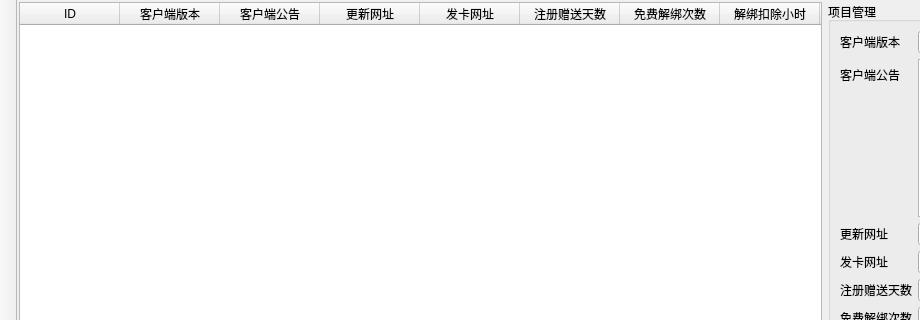
First picture: the form in ui/wnd_server.ui, repository decenfrontier/PyNetAuth, before the edit; both pictures show x 0 to 920 and y 0 to 320 of the 1097 by 633 pixel window.
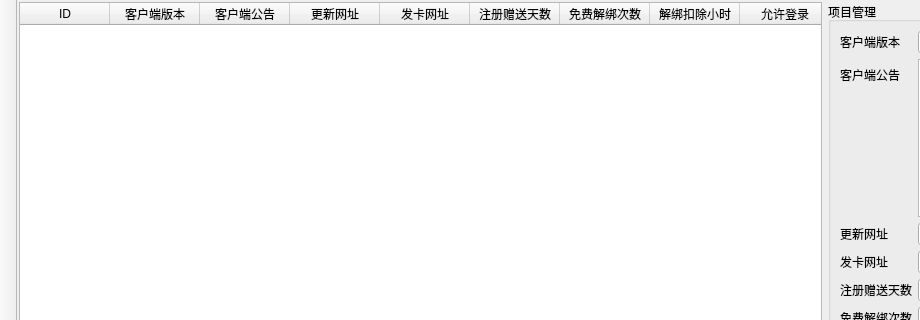
Second picture: the form after the edit.

Patch:
```diff
--- a/ui/wnd_server.ui
+++ b/ui/wnd_server.ui
@@ -57,7 +57,7 @@
           <item>
            <widget class="QTableWidget" name="tbe_proj">
             <attribute name="horizontalHeaderDefaultSectionSize">
-             <number>100</number>
+             <number>90</number>
             </attribute>
             <attribute name="horizontalHeaderStretchLastSection">
              <bool>true</bool>
```
